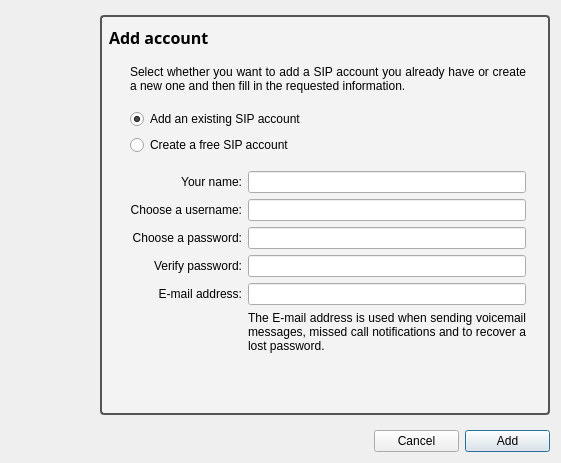
Before: the Qt Designer form resources/add_account.ui in AGProjects/blink-qt, drawn with Qt 5.
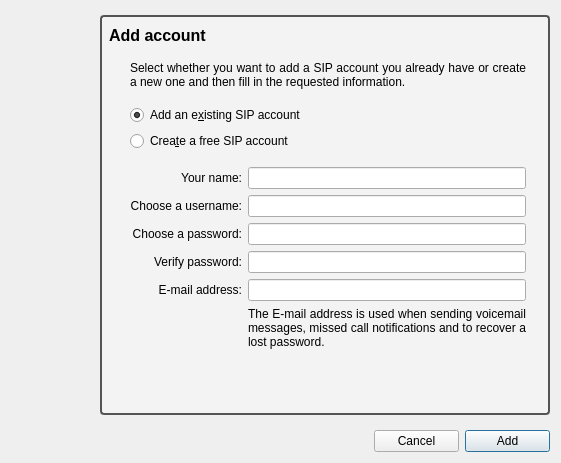
After: the same form once the commit is applied. Icons and pictures are not drawn. Custom widgets are drawn as their Qt base class.

Commit message: Do not override font in some cases

What changed in the file:
```diff
--- a/resources/add_account.ui
+++ b/resources/add_account.ui
@@ -102,7 +102,6 @@
           <widget class="QLabel" name="title_label">
            <property name="font">
             <font>
-             <family>Sans Serif</family>
              <pointsize>12</pointsize>
              <weight>75</weight>
              <bold>true</bold>
@@ -183,7 +182,7 @@
          <item row="4" column="1">
           <widget class="QRadioButton" name="add_account_button">
            <property name="text">
-            <string>Add an existing SIP account</string>
+            <string>Add an e&amp;xisting SIP account</string>
            </property>
            <property name="checked">
             <bool>true</bool>
@@ -193,7 +192,7 @@
          <item row="5" column="1">
           <widget class="QRadioButton" name="create_account_button">
            <property name="text">
-            <string>Create a free SIP account</string>
+            <string>Crea&amp;te a free SIP account</string>
            </property>
           </widget>
          </item>
```
Left out of the diff: 33 changed lines with no effect on the pictures. The commit also changes 2 other files.
